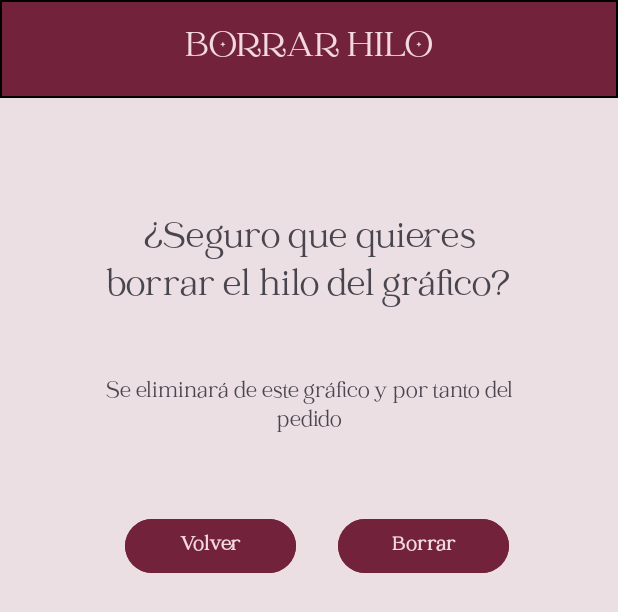
After one commit to OlgaMACN/Threadly, an Android app: the layout pedidob_dialog_borrar_hilo.xml on its own in the app's theme, with its tools: preview values and no code run, on a phone screen of 412 x 824 dp. The commit adds this screen. Shown: the top 612 px of the screen. Run offline under Robolectric (Android 15) with nearby library versions, the light colour scheme and no system bars.

Commit message:
cambios 03/05 - 12:01

```diff
--- /dev/null
+++ b/app/src/main/res/layout/pedidob_dialog_borrar_hilo.xml
@@ -0,0 +1,86 @@
+<?xml version="1.0" encoding="utf-8"?>
+<androidx.constraintlayout.widget.ConstraintLayout xmlns:android="http://schemas.android.com/apk/res/android"
+
+    android:layout_width="match_parent"
+    android:layout_height="match_parent"
+    xmlns:app="http://schemas.android.com/apk/res-auto"
+    android:background="@color/fondoPantallas">
+
+    <TextView
+        android:id="@+id/txtVw_cabeceraGrafico_dialog_deleteHilo"
+        app:layout_constraintBottom_toBottomOf="parent"
+        app:layout_constraintEnd_toEndOf="parent"
+        app:layout_constraintStart_toStartOf="parent"
+        app:layout_constraintTop_toTopOf="parent"
+        app:layout_constraintVertical_bias="0.0"
+        android:layout_width="match_parent"
+        android:layout_height="65dp"
+        android:background="@drawable/reutilizable_cabecera"
+        android:fontFamily="@font/catchy_mager"
+        android:gravity="center"
+        android:text="@string/cabeceraGrafico_dialog_deleteHilo"
+        android:textAlignment="center"
+        android:textColor="@color/textoCabecera_y_Botones"
+        android:textSize="25dp" />
+
+    <TextView
+        android:id="@+id/txtVw_textoInfo_dialog_deleteHilo"
+        android:layout_width="277dp"
+        android:layout_height="85dp"
+        android:fontFamily="@font/catchy_mager"
+        android:gravity="center"
+        android:text="@string/textoInfo_dialog_deleteHilo"
+        android:textAlignment="center"
+        android:textSize="25dp"
+        app:layout_constraintBottom_toBottomOf="parent"
+        app:layout_constraintEnd_toEndOf="parent"
+        app:layout_constraintStart_toStartOf="parent"
+        app:layout_constraintTop_toBottomOf="@id/txtVw_cabeceraGrafico_dialog_deleteHilo"
+        app:layout_constraintVertical_bias="0.100000024" />
+    <TextView
+        android:id="@+id/txtVw_textoInfo_secundario_dialog_deleteHilo"
+        android:layout_width="277dp"
+        android:layout_height="85dp"
+        android:fontFamily="@font/catchy_mager"
+        android:gravity="center"
+        android:text="@string/textoInfo_secundario_dialog_deleteHilo"
+        android:textAlignment="center"
+        android:textSize="15dp"
+        app:layout_constraintBottom_toBottomOf="parent"
+        app:layout_constraintEnd_toEndOf="parent"
+        app:layout_constraintStart_toStartOf="parent"
+        app:layout_constraintTop_toBottomOf="@id/txtVw_textoInfo_dialog_deleteHilo"
+        app:layout_constraintVertical_bias="0.02" />
+
+    <Button
+        android:id="@+id/btn_volver_dialog_pedidob_deleteHilo"
+        android:layout_width="114dp"
+        android:layout_height="44dp"
+        android:backgroundTint="@color/fondoBoton"
+        android:fontFamily="@font/catchy_mager"
+        android:text="@string/volver_grafico"
+        android:textColor="@color/textoCabecera_y_Botones"
+        android:textStyle="bold"
+        app:layout_constraintBottom_toBottomOf="parent"
+        app:layout_constraintEnd_toEndOf="parent"
+        app:layout_constraintHorizontal_bias="0.28"
+        app:layout_constraintStart_toStartOf="parent"
+        app:layout_constraintTop_toBottomOf="@id/txtVw_textoInfo_secundario_dialog_deleteHilo"
+        app:layout_constraintVertical_bias="0.06" />
+    <Button
+        android:id="@+id/btn_guardarHilo_dialog_deleteHilo"
+        android:layout_width="114dp"
+        android:layout_height="44dp"
+        android:backgroundTint="@color/fondoBoton"
+        android:fontFamily="@font/catchy_mager"
+        android:text="@string/guardarHilo_dialog_deleteHilo"
+        android:textColor="@color/textoCabecera_y_Botones"
+        android:textStyle="bold"
+        app:layout_constraintBottom_toBottomOf="parent"
+        app:layout_constraintEnd_toEndOf="parent"
+        app:layout_constraintHorizontal_bias="0.28"
+    app:layout_constraintStart_toEndOf="@id/btn_volver_dialog_pedidob_deleteHilo"
+        app:layout_constraintTop_toBottomOf="@id/txtVw_textoInfo_secundario_dialog_deleteHilo"
+        app:layout_constraintVertical_bias="0.06" />
+
+</androidx.constraintlayout.widget.ConstraintLayout>
--- a/app/src/main/res/layout/stock_aa_principal.xml
+++ b/app/src/main/res/layout/stock_aa_principal.xml
@@ -5,7 +5,6 @@
     android:layout_width="match_parent"
     android:layout_height="match_parent"
     android:background="@color/fondoPantallas">
-
 
     <TextView
         android:id="@+id/txtVw_cabeceraStockPersonal"
@@ -94,7 +93,6 @@
         app:layout_constraintTop_toBottomOf="@id/tabla_stock"
         app:layout_constraintVertical_bias="0.32" />
 
-
     <Button
         android:id="@+id/btn_eliminarMadejaStk"
         android:layout_width="132dp"
--- a/app/src/main/res/layout/stock_dialog_agregar_hilo.xml
+++ b/app/src/main/res/layout/stock_dialog_agregar_hilo.xml
@@ -38,7 +38,7 @@
         android:layout_marginTop="16dp"/>
 
     <EditText
-        android:id="@+id/edTxt_pedirHiloStk"
+        android:id="@+id/edTxt_introducirHilo_dialog_addHilo"
         android:layout_width="270dp"
         android:layout_height="62dp"
         android:layout_marginTop="12dp"
@@ -59,7 +59,7 @@
         android:orientation="horizontal"
         android:gravity="center"
         android:layout_marginTop="20dp"
-        app:layout_constraintTop_toBottomOf="@id/edTxt_pedirHiloStk"
+        app:layout_constraintTop_toBottomOf="@id/edTxt_introducirHilo_dialog_addHilo"
         app:layout_constraintStart_toStartOf="parent"
         app:layout_constraintEnd_toEndOf="parent">
 
--- a/app/src/main/res/values/strings.xml
+++ b/app/src/main/res/values/strings.xml
@@ -86,4 +86,14 @@
     <string name="columnaPuntadasGrafico">PUNTADAS</string>
     <string name="columnaMadejasGrafico">MADEJAS</string>
     <string name="columnaHilografico">PEDIR</string>
+    <!-- Dialog Añadir Hilo (pedidob_dialog_agregar_hilo) -->
+    <string name="cabeceraGrafico_dialog_addHilo">AÑADIR HILO</string>
+    <string name="introducirHilo_dialog_addHilo">Introduce el nº del hilo</string>
+    <string name="introducirPuntadas_dialog_addHilo">Introduce el nº de puntadas</string>
+    <string name="guardarHilo_dialog_addHilo">Guardar</string>
+    <!-- Dialog Borrar Hilo (pedidob_dialog_borrar_hilo) -->
+    <string name="cabeceraGrafico_dialog_deleteHilo">BORRAR HILO</string>
+    <string name="textoInfo_dialog_deleteHilo">¿Seguro que quieres borrar el hilo del gráfico?</string>
+    <string name="textoInfo_secundario_dialog_deleteHilo">Se eliminará de este gráfico y por tanto del pedido</string>
+    <string name="guardarHilo_dialog_deleteHilo">Borrar</string>
 </resources>
```
Also changed, not shown: app/src/main/res/layout/pedidob_dialog_agregar_hilo.xml (added, +91 -0 lines).
